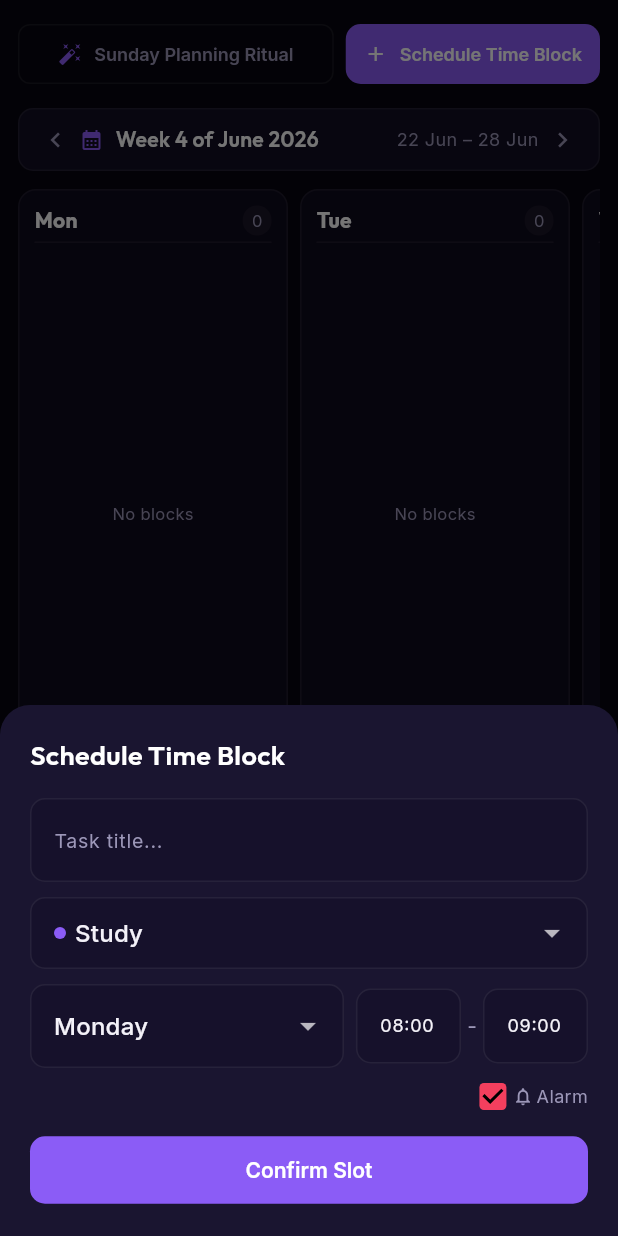
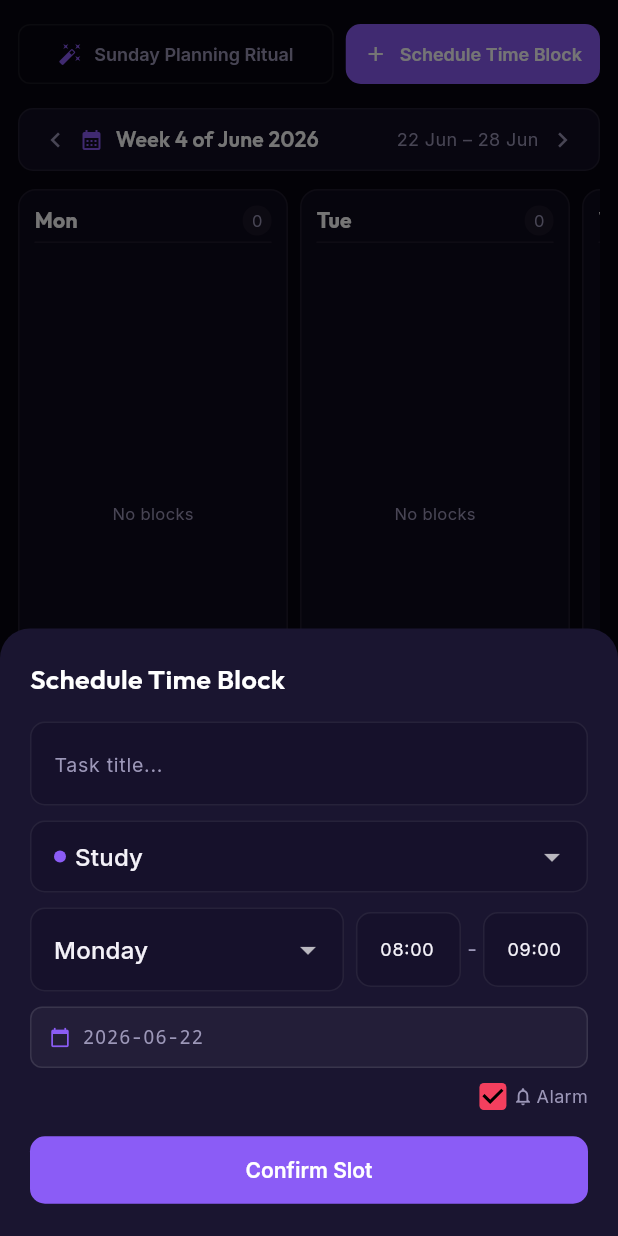
Before and after one commit to OPOKA-ERIC/AETHER---Personal-Productivity-Command-Center-, a Flutter app: the PlannerScreen widget shown alone on an empty page, opened directly, after a tap on "Schedule Time Block", on a phone screen of 412 x 824 dp. Run offline on Flutter 3.47's test engine with Material 3 defaults, Android fonts, the phone set to English and light mode, and no system bars; our stand-ins replace google_fonts, supabase_flutter; accounts and stored records are empty; network calls fail.

Commit message:
Add date input to task forms (web + mobile). Users can now pick the exact date when scheduling, and it syncs with day_of_week selector.

```diff
--- a/mobile/lib/screens/planner_screen.dart
+++ b/mobile/lib/screens/planner_screen.dart
@@ -546,6 +546,21 @@ class _PlannerScreenState extends State<PlannerScreen> {
                   ],
                 ),
                 const SizedBox(height: 10),
+                Container(
+                  padding: const EdgeInsets.symmetric(horizontal: 12, vertical: 10),
+                  decoration: BoxDecoration(
+                    color: const Color(0x0AFFFFFF),
+                    borderRadius: BorderRadius.circular(8),
+                    border: Border.all(color: const Color(0x1AFFFFFF)),
+                  ),
+                  child: Row(children: [
+                    const Icon(Icons.calendar_today, color: AetherColors.purple, size: 14),
+                    const SizedBox(width: 8),
+                    Text(_dateForDay(day),
+                        style: const TextStyle(fontSize: 13, color: AetherColors.textMuted, fontFamily: 'monospace')),
+                  ]),
+                ),
+                const SizedBox(height: 10),
                 Row(
                   children: [
                     const Spacer(),
```
Also changed, not shown: 2 other files.
